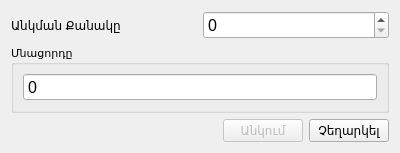
ADCompany/AD-Farm, file src/declineproduct.ui: the form before one commit.
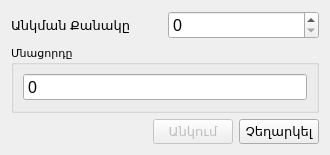
The form after the commit. Icons and pictures are not drawn.

The edit to the form file:
```diff
--- a/src/declineproduct.ui
+++ b/src/declineproduct.ui
@@ -6,7 +6,7 @@
    <rect>
     <x>0</x>
     <y>0</y>
-    <width>400</width>
+    <width>330</width>
     <height>143</height>
    </rect>
   </property>
@@ -20,6 +20,11 @@
       <layout class="QHBoxLayout" name="horizontalLayout">
        <item>
         <widget class="QLabel" name="label_2">
+         <property name="font">
+          <font>
+           <pointsize>10</pointsize>
+          </font>
+         </property>
          <property name="text">
           <string>Անկման Քանակը</string>
          </property>
@@ -100,6 +105,11 @@
          <property name="enabled">
           <bool>false</bool>
          </property>
+         <property name="font">
+          <font>
+           <pointsize>10</pointsize>
+          </font>
+         </property>
          <property name="text">
           <string>Անկում</string>
          </property>
@@ -111,6 +121,11 @@
        </item>
        <item>
         <widget class="QPushButton" name="btnCancel">
+         <property name="font">
+          <font>
+           <pointsize>10</pointsize>
+          </font>
+         </property>
          <property name="text">
           <string>Չեղարկել</string>
          </property>
```
Left out of the diff: 2 changed lines with no effect on the pictures.
